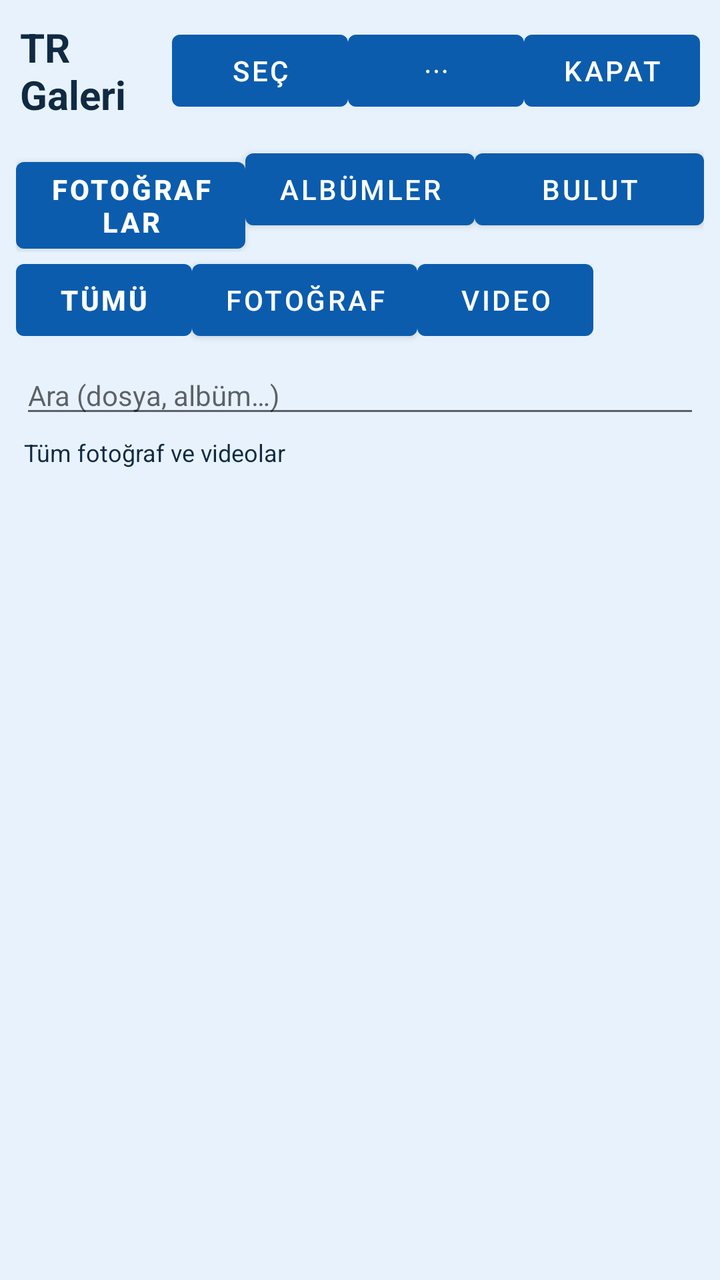
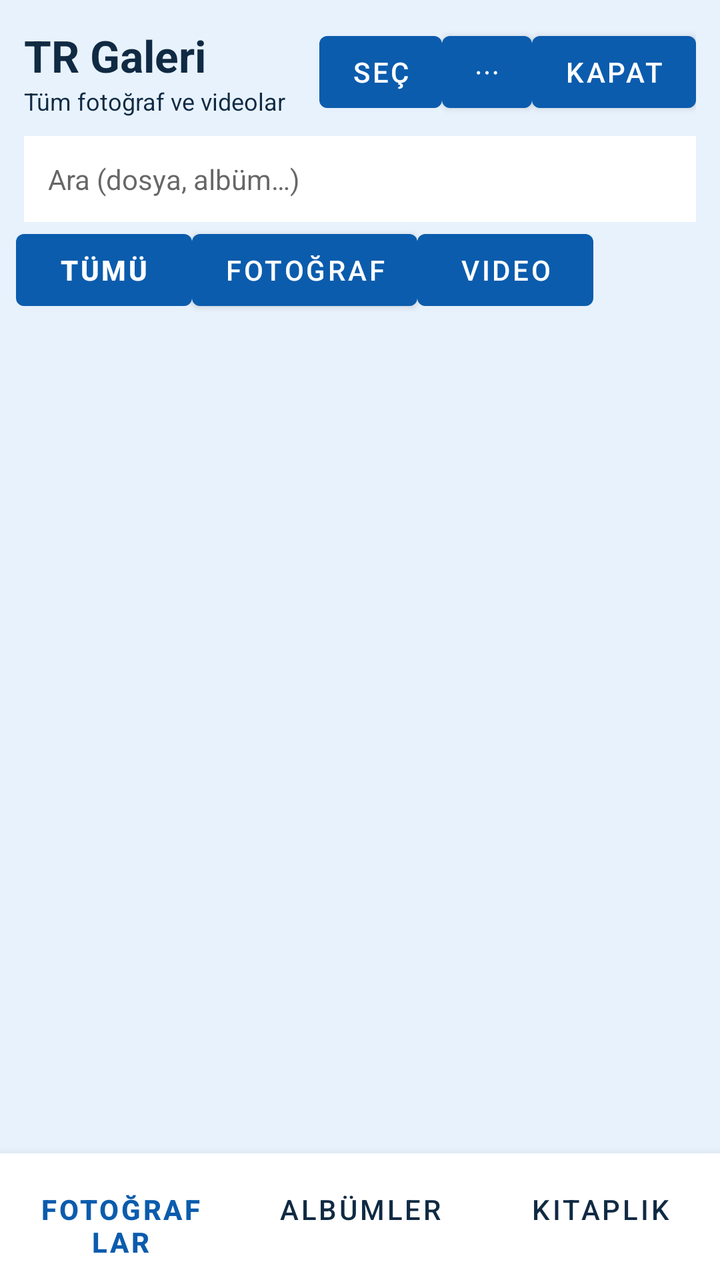

The first picture is an Android layout as it rendered before a commit; the second is the same layout after the commit. The layout source and the unified diff follow.
<!-- AndroidManifest.xml: activity theme Theme.TRDriver -->
<!-- res/layout/activity_photos_library.xml -->
<?xml version="1.0" encoding="utf-8"?>
<LinearLayout xmlns:android="http://schemas.android.com/apk/res/android"
    android:layout_width="match_parent"
    android:layout_height="match_parent"
    android:background="@color/tr_sky"
    android:orientation="vertical">

    <LinearLayout
        android:layout_width="match_parent"
        android:layout_height="wrap_content"
        android:gravity="center_vertical"
        android:orientation="horizontal"
        android:padding="10dp">

        <TextView
            android:id="@+id/photosTitle"
            android:layout_width="0dp"
            android:layout_height="wrap_content"
            android:layout_weight="1"
            android:text="@string/gallery_launcher_name"
            android:textColor="@color/tr_ink"
            android:textSize="20sp"
            android:textStyle="bold" />

        <Button
            android:id="@+id/btnPhotosSelect"
            android:layout_width="wrap_content"
            android:layout_height="wrap_content"
            android:text="Seç" />

        <Button
            android:id="@+id/btnPhotosMore"
            android:layout_width="wrap_content"
            android:layout_height="wrap_content"
            android:text="⋯" />

        <Button
            android:id="@+id/btnPhotosClose"
            android:layout_width="wrap_content"
            android:layout_height="wrap_content"
            android:text="Kapat" />
    </LinearLayout>

    <LinearLayout
        android:layout_width="match_parent"
        android:layout_height="wrap_content"
        android:orientation="horizontal"
        android:paddingHorizontal="8dp">

        <Button
            android:id="@+id/tabPhotos"
            android:layout_width="0dp"
            android:layout_height="wrap_content"
            android:layout_weight="1"
            android:text="Fotoğraflar"
            android:textStyle="bold" />

        <Button
            android:id="@+id/tabAlbums"
            android:layout_width="0dp"
            android:layout_height="wrap_content"
            android:layout_weight="1"
            android:text="Albümler" />

        <Button
            android:id="@+id/tabCloud"
            android:layout_width="0dp"
            android:layout_height="wrap_content"
            android:layout_weight="1"
            android:text="Bulut" />
    </LinearLayout>

    <HorizontalScrollView
        android:layout_width="match_parent"
        android:layout_height="wrap_content"
        android:paddingHorizontal="8dp"
        android:scrollbars="none">

        <LinearLayout
            android:layout_width="wrap_content"
            android:layout_height="wrap_content"
            android:gravity="center_vertical"
            android:orientation="horizontal">

            <Button
                android:id="@+id/filterAll"
                android:layout_width="wrap_content"
                android:layout_height="wrap_content"
                android:text="Tümü"
                android:textStyle="bold" />

            <Button
                android:id="@+id/filterPhotos"
                android:layout_width="wrap_content"
                android:layout_height="wrap_content"
                android:text="Fotoğraf" />

            <Button
                android:id="@+id/filterVideos"
                android:layout_width="wrap_content"
                android:layout_height="wrap_content"
                android:text="Video" />
        </LinearLayout>
    </HorizontalScrollView>

    <EditText
        android:id="@+id/photosSearch"
        android:layout_width="match_parent"
        android:layout_height="wrap_content"
        android:layout_marginHorizontal="10dp"
        android:layout_marginTop="4dp"
        android:hint="Ara (dosya, albüm…)"
        android:imeOptions="actionSearch"
        android:inputType="text"
        android:maxLines="1"
        android:textColor="@color/tr_ink"
        android:textSize="14sp" />

    <TextView
        android:id="@+id/photosSubtitle"
        android:layout_width="match_parent"
        android:layout_height="wrap_content"
        android:paddingHorizontal="12dp"
        android:paddingTop="4dp"
        android:paddingBottom="4dp"
        android:text="Tüm fotoğraf ve videolar"
        android:textColor="@color/tr_ink"
        android:textSize="12sp" />

    <HorizontalScrollView
        android:id="@+id/selectionBarScroll"
        android:layout_width="match_parent"
        android:layout_height="wrap_content"
        android:scrollbars="none"
        android:visibility="gone">

        <LinearLayout
            android:id="@+id/selectionBar"
            android:layout_width="wrap_content"
            android:layout_height="wrap_content"
            android:background="#E8F2FC"
            android:gravity="center_vertical"
            android:orientation="horizontal"
            android:padding="6dp">

            <TextView
                android:id="@+id/selectionCount"
                android:layout_width="wrap_content"
                android:layout_height="wrap_content"
                android:minWidth="72dp"
                android:paddingStart="6dp"
                android:paddingEnd="8dp"
                android:text="0 seçili"
                android:textColor="@color/tr_ink"
                android:textStyle="bold" />

            <Button
                android:id="@+id/btnSelectAll"
                android:layout_width="wrap_content"
                android:layout_height="wrap_content"
                android:text="Tümü" />

            <Button
                android:id="@+id/btnShareSelected"
                android:layout_width="wrap_content"
                android:layout_height="wrap_content"
                android:text="Paylaş" />

            <Button
                android:id="@+id/btnUploadSelected"
                android:layout_width="wrap_content"
                android:layout_height="wrap_content"
                android:text="Buluta" />

            <Button
                android:id="@+id/btnOpenSelected"
                android:layout_width="wrap_content"
                android:layout_height="wrap_content"
                android:text="Aç" />

            <Button
                android:id="@+id/btnInfoSelected"
                android:layout_width="wrap_content"
                android:layout_height="wrap_content"
                android:text="Bilgi" />

            <Button
                android:id="@+id/btnDeleteSelected"
                android:layout_width="wrap_content"
                android:layout_height="wrap_content"
                android:text="Sil" />

            <Button
                android:id="@+id/btnCancelSelect"
                android:layout_width="wrap_content"
                android:layout_height="wrap_content"
                android:text="İptal" />
        </LinearLayout>
    </HorizontalScrollView>

    <ProgressBar
        android:id="@+id/photosProgress"
        android:layout_width="wrap_content"
        android:layout_height="wrap_content"
        android:layout_gravity="center_horizontal"
        android:visibility="gone" />

    <androidx.recyclerview.widget.RecyclerView
        android:id="@+id/photosGrid"
        android:layout_width="match_parent"
        android:layout_height="0dp"
        android:layout_weight="1"
        android:clipToPadding="false"
        android:padding="4dp" />
</LinearLayout>
<!-- resources referenced by this layout -->
<resources>
  <color name="tr_ink">#102A43</color>
  <color name="tr_sky">#E8F2FC</color>
  <string name="gallery_launcher_name">TR Galeri</string>
  <style name="Theme.TRDriver" parent="Theme.MaterialComponents.Light.NoActionBar">
          <item name="colorPrimary">@color/tr_blue</item>
          <item name="colorPrimaryVariant">@color/tr_blue_dark</item>
          <item name="colorOnPrimary">@color/tr_white</item>
          <item name="android:statusBarColor">@color/tr_blue_dark</item>
          <item name="android:windowBackground">@color/tr_sky</item>
      </style>
  <color name="tr_blue">#0B5CAD</color>
  <color name="tr_blue_dark">#083F78</color>
  <color name="tr_white">#FFFFFF</color>
</resources>

<!-- the commit's change to res/layout/activity_photos_library.xml (unified diff, before → after) -->
@@ -10,127 +10,193 @@
         android:layout_height="wrap_content"
         android:gravity="center_vertical"
         android:orientation="horizontal"
-        android:padding="10dp">
-
-        <TextView
-            android:id="@+id/photosTitle"
-            android:layout_width="0dp"
-            android:layout_height="wrap_content"
-            android:layout_weight="1"
-            android:text="@string/gallery_launcher_name"
-            android:textColor="@color/tr_ink"
-            android:textSize="20sp"
-            android:textStyle="bold" />
+        android:paddingHorizontal="12dp"
+        android:paddingTop="12dp"
+        android:paddingBottom="4dp">
+
+        <LinearLayout
+            android:layout_width="0dp"
+            android:layout_height="wrap_content"
+            android:layout_weight="1"
+            android:orientation="vertical">
+
+            <TextView
+                android:id="@+id/photosTitle"
+                android:layout_width="match_parent"
+                android:layout_height="wrap_content"
+                android:text="@string/gallery_launcher_name"
+                android:textColor="@color/tr_ink"
+                android:textSize="22sp"
+                android:textStyle="bold" />
+
+            <TextView
+                android:id="@+id/photosSubtitle"
+                android:layout_width="match_parent"
+                android:layout_height="wrap_content"
+                android:ellipsize="end"
+                android:maxLines="1"
+                android:text="Tüm fotoğraf ve videolar"
+                android:textColor="@color/tr_ink"
+                android:textSize="12sp" />
+        </LinearLayout>
 
         <Button
             android:id="@+id/btnPhotosSelect"
             android:layout_width="wrap_content"
             android:layout_height="wrap_content"
+            android:minWidth="0dp"
             android:text="Seç" />
 
         <Button
             android:id="@+id/btnPhotosMore"
             android:layout_width="wrap_content"
             android:layout_height="wrap_content"
+            android:minWidth="0dp"
             android:text="⋯" />
 
         <Button
             android:id="@+id/btnPhotosClose"
             android:layout_width="wrap_content"
             android:layout_height="wrap_content"
+            android:minWidth="0dp"
             android:text="Kapat" />
     </LinearLayout>
 
-    <LinearLayout
-        android:layout_width="match_parent"
-        android:layout_height="wrap_content"
-        android:orientation="horizontal"
-        android:paddingHorizontal="8dp">
-
-        <Button
-            android:id="@+id/tabPhotos"
-            android:layout_width="0dp"
-            android:layout_height="wrap_content"
-            android:layout_weight="1"
-            android:text="Fotoğraflar"
-            android:textStyle="bold" />
-
-        <Button
-            android:id="@+id/tabAlbums"
-            android:layout_width="0dp"
-            android:layout_height="wrap_content"
-            android:layout_weight="1"
-            android:text="Albümler" />
-
-        <Button
-            android:id="@+id/tabCloud"
-            android:layout_width="0dp"
-            android:layout_height="wrap_content"
-            android:layout_weight="1"
-            android:text="Bulut" />
-    </LinearLayout>
-
-    <HorizontalScrollView
-        android:layout_width="match_parent"
-        android:layout_height="wrap_content"
-        android:paddingHorizontal="8dp"
-        android:scrollbars="none">
-
-        <LinearLayout
-            android:layout_width="wrap_content"
-            android:layout_height="wrap_content"
-            android:gravity="center_vertical"
-            android:orientation="horizontal">
-
-            <Button
-                android:id="@+id/filterAll"
-                android:layout_width="wrap_content"
-                android:layout_height="wrap_content"
-                android:text="Tümü"
-                android:textStyle="bold" />
-
-            <Button
-                android:id="@+id/filterPhotos"
-                android:layout_width="wrap_content"
-                android:layout_height="wrap_content"
-                android:text="Fotoğraf" />
-
-            <Button
-                android:id="@+id/filterVideos"
-                android:layout_width="wrap_content"
-                android:layout_height="wrap_content"
-                android:text="Video" />
-        </LinearLayout>
-    </HorizontalScrollView>
-
     <EditText
         android:id="@+id/photosSearch"
         android:layout_width="match_parent"
         android:layout_height="wrap_content"
-        android:layout_marginHorizontal="10dp"
+        android:layout_marginHorizontal="12dp"
         android:layout_marginTop="4dp"
+        android:background="@android:color/white"
         android:hint="Ara (dosya, albüm…)"
         android:imeOptions="actionSearch"
         android:inputType="text"
         android:maxLines="1"
+        android:padding="12dp"
         android:textColor="@color/tr_ink"
         android:textSize="14sp" />
 
     <TextView
-        android:id="@+id/photosSubtitle"
-        android:layout_width="match_parent"
-        android:layout_height="wrap_content"
+        android:id="@+id/galleryBackupChip"
+        android:layout_width="match_parent"
+        android:layout_height="wrap_content"
+        android:layout_marginHorizontal="12dp"
+        android:layout_marginTop="6dp"
+        android:background="@android:color/white"
+        android:ellipsize="end"
+        android:maxLines="1"
         android:paddingHorizontal="12dp"
-        android:paddingTop="4dp"
-        android:paddingBottom="4dp"
-        android:text="Tüm fotoğraf ve videolar"
+        android:paddingVertical="8dp"
+        android:text="Yedek: Wi‑Fi"
         android:textColor="@color/tr_ink"
-        android:textSize="12sp" />
-
+        android:textSize="12sp"
+        android:visibility="gone" />
+
+    
+    <LinearLayout
+        android:id="@+id/legacyTabs"
+        android:layout_width="match_parent"
+        android:layout_height="0dp"
+        android:orientation="horizontal"
+        android:visibility="gone">
+
+        <Button android:id="@+id/tabPhotos" android:layout_width="0dp" android:layout_height="wrap_content" android:layout_weight="1" android:text="Fotoğraflar" />
+        <Button android:id="@+id/tabAlbums" android:layout_width="0dp" android:layout_height="wrap_content" android:layout_weight="1" android:text="Albümler" />
+        <Button android:id="@+id/tabCloud" android:layout_width="0dp" android:layout_height="wrap_content" android:layout_weight="1" android:text="Bulut" />
+    </LinearLayout>
+
+    <HorizontalScrollView
+        android:id="@+id/filterScroll"
+        android:layout_width="match_parent"
+        android:layout_height="wrap_content"
+        android:paddingHorizontal="8dp"
+        android:scrollbars="none">
+
+        <LinearLayout
+            android:layout_width="wrap_content"
+            android:layout_height="wrap_content"
+            android:gravity="center_vertical"
+            android:orientation="horizontal">
+
+            <Button
+                android:id="@+id/filterAll"
+                android:layout_width="wrap_content"
+                android:layout_height="wrap_content"
+                android:text="Tümü"
+                android:textStyle="bold" />
+
+            <Button
+                android:id="@+id/filterPhotos"
+                android:layout_width="wrap_content"
+                android:layout_height="wrap_content"
+                android:text="Fotoğraf" />
+
+            <Button
+                android:id="@+id/filterVideos"
+                android:layout_width="wrap_content"
+                android:layout_height="wrap_content"
+                android:text="Video" />
+        </LinearLayout>
+    </HorizontalScrollView>
+
+    <FrameLayout
+        android:layout_width="match_parent"
+        android:layout_height="0dp"
+        android:layout_weight="1">
+
+        <androidx.recyclerview.widget.RecyclerView
+            android:id="@+id/photosGrid"
+            android:layout_width="match_parent"
+            android:layout_height="match_parent"
+            android:clipToPadding="false"
+            android:padding="2dp" />
+
+        <LinearLayout
+            android:id="@+id/galleryEmpty"
+            android:layout_width="match_parent"
+            android:layout_height="match_parent"
+            android:gravity="center"
+            android:orientation="vertical"
+            android:padding="32dp"
+            android:visibility="gone">
+
+            <TextView
+                android:id="@+id/galleryEmptyTitle"
+                android:layout_width="wrap_content"
+                android:layout_height="wrap_content"
+                android:gravity="center"
+                android:text="Henüz fotoğraf yok"
+                android:textColor="@color/tr_ink"
+                android:textSize="18sp"
+                android:textStyle="bold" />
+
+            <TextView
+                android:id="@+id/galleryEmptyBody"
+                android:layout_width="wrap_content"
+                android:layout_height="wrap_content"
+                android:layout_marginTop="8dp"
+                android:gravity="center"
+                android:text="Galeri izni verin veya Wi‑Fi ile yedeklemeyi açın."
+                android:textColor="@color/tr_ink"
+                android:textSize="14sp" />
+        </LinearLayout>
+
+        <ProgressBar
+            android:id="@+id/photosProgress"
+            android:layout_width="48dp"
+            android:layout_height="48dp"
+            android:layout_gravity="center"
+            android:visibility="gone" />
+    </FrameLayout>
+
+    
     <HorizontalScrollView
         android:id="@+id/selectionBarScroll"
         android:layout_width="match_parent"
         android:layout_height="wrap_content"
+        android:background="@android:color/white"
+        android:elevation="6dp"
         android:scrollbars="none"
         android:visibility="gone">
 
@@ -138,10 +204,9 @@
             android:id="@+id/selectionBar"
             android:layout_width="wrap_content"
             android:layout_height="wrap_content"
-            android:background="#E8F2FC"
             android:gravity="center_vertical"
             android:orientation="horizontal"
-            android:padding="6dp">
+            android:padding="8dp">
 
             <TextView
                 android:id="@+id/selectionCount"
@@ -154,62 +219,51 @@
                 android:textColor="@color/tr_ink"
                 android:textStyle="bold" />
 
-            <Button
-                android:id="@+id/btnSelectAll"
-                android:layout_width="wrap_content"
-                android:layout_height="wrap_content"
-                android:text="Tümü" />
-
-            <Button
-                android:id="@+id/btnShareSelected"
-                android:layout_width="wrap_content"
-                android:layout_height="wrap_content"
-                android:text="Paylaş" />
-
-            <Button
-                android:id="@+id/btnUploadSelected"
-                android:layout_width="wrap_content"
-                android:layout_height="wrap_content"
-                android:text="Buluta" />
-
-            <Button
-                android:id="@+id/btnOpenSelected"
-                android:layout_width="wrap_content"
-                android:layout_height="wrap_content"
-                android:text="Aç" />
-
-            <Button
-                android:id="@+id/btnInfoSelected"
-                android:layout_width="wrap_content"
-                android:layout_height="wrap_content"
-                android:text="Bilgi" />
-
-            <Button
-                android:id="@+id/btnDeleteSelected"
-                android:layout_width="wrap_content"
-                android:layout_height="wrap_content"
-                android:text="Sil" />
-
-            <Button
-                android:id="@+id/btnCancelSelect"
-                android:layout_width="wrap_content"
-                android:layout_height="wrap_content"
-                android:text="İptal" />
+            <Button android:id="@+id/btnSelectAll" android:layout_width="wrap_content" android:layout_height="wrap_content" android:text="Tümü" />
+            <Button android:id="@+id/btnShareSelected" android:layout_width="wrap_content" android:layout_height="wrap_content" android:text="Paylaş" />
+            <Button android:id="@+id/btnUploadSelected" android:layout_width="wrap_content" android:layout_height="wrap_content" android:text="Buluta" />
+            <Button android:id="@+id/btnOpenSelected" android:layout_width="wrap_content" android:layout_height="wrap_content" android:text="Aç" />
+            <Button android:id="@+id/btnInfoSelected" android:layout_width="wrap_content" android:layout_height="wrap_content" android:text="Bilgi" />
+            <Button android:id="@+id/btnDeleteSelected" android:layout_width="wrap_content" android:layout_height="wrap_content" android:text="Sil" />
+            <Button android:id="@+id/btnCancelSelect" android:layout_width="wrap_content" android:layout_height="wrap_content" android:text="İptal" />
         </LinearLayout>
     </HorizontalScrollView>
 
-    <ProgressBar
-        android:id="@+id/photosProgress"
-        android:layout_width="wrap_content"
-        android:layout_height="wrap_content"
-        android:layout_gravity="center_horizontal"
-        android:visibility="gone" />
-
-    <androidx.recyclerview.widget.RecyclerView
-        android:id="@+id/photosGrid"
-        android:layout_width="match_parent"
-        android:layout_height="0dp"
-        android:layout_weight="1"
-        android:clipToPadding="false"
-        android:padding="4dp" />
+    <LinearLayout
+        android:id="@+id/galleryBottomNav"
+        android:layout_width="match_parent"
+        android:layout_height="wrap_content"
+        android:background="@android:color/white"
+        android:elevation="8dp"
+        android:orientation="horizontal"
+        android:paddingVertical="4dp">
+
+        <Button
+            android:id="@+id/navPhotos"
+            android:layout_width="0dp"
+            android:layout_height="wrap_content"
+            android:layout_weight="1"
+            android:background="@android:color/transparent"
+            android:text="Fotoğraflar"
+            android:textColor="@color/tr_blue"
+            android:textStyle="bold" />
+
+        <Button
+            android:id="@+id/navAlbums"
+            android:layout_width="0dp"
+            android:layout_height="wrap_content"
+            android:layout_weight="1"
+            android:background="@android:color/transparent"
+            android:text="Albümler"
+            android:textColor="@color/tr_ink" />
+
+        <Button
+            android:id="@+id/navLibrary"
+            android:layout_width="0dp"
+            android:layout_height="wrap_content"
+            android:layout_weight="1"
+            android:background="@android:color/transparent"
+            android:text="Kitaplık"
+            android:textColor="@color/tr_ink" />
+    </LinearLayout>
 </LinearLayout>
